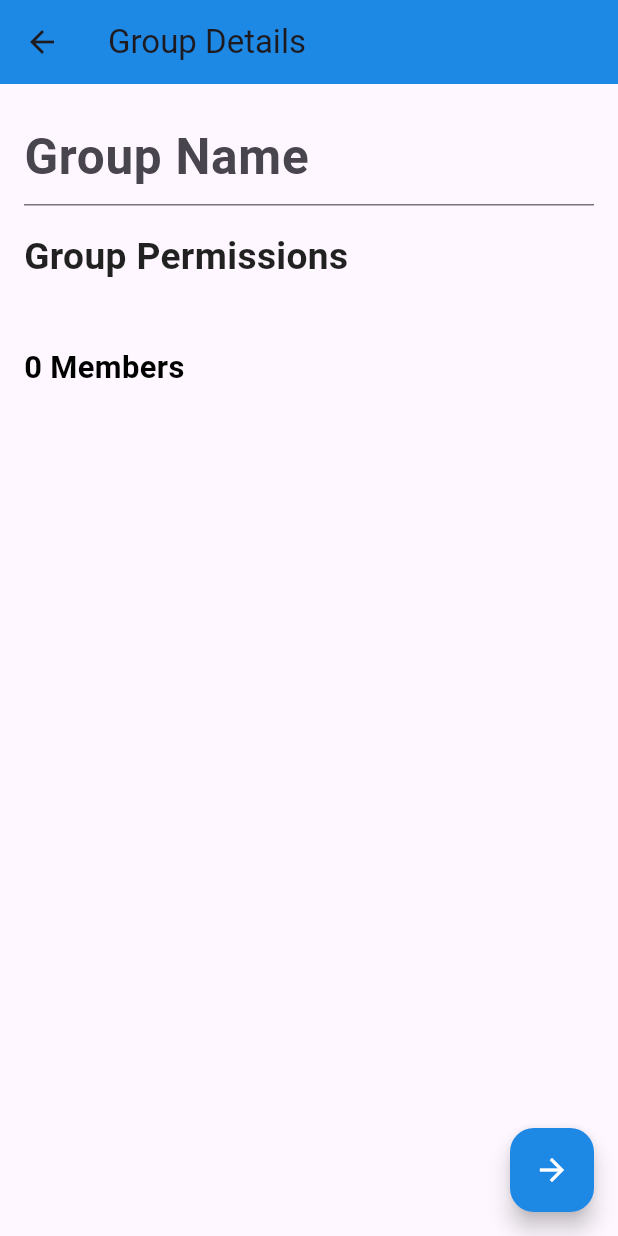
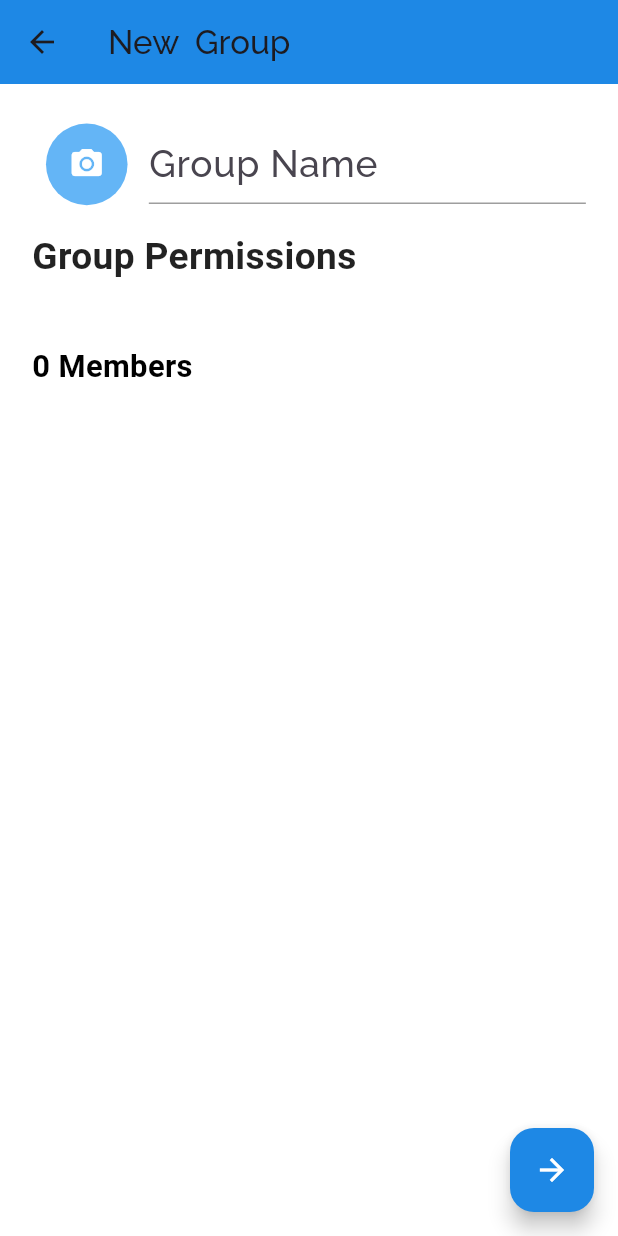
Before and after one commit to Honeypanchal/chatapp, a Flutter app: the NewGroupDefinition screen opened directly with empty values, on a phone screen of 412 x 824 dp. Run offline on Flutter 3.47's test engine with Material 3 defaults, Android fonts, the phone set to English and light mode, and no system bars; our stand-ins replace cloud_firestore, firebase_auth, firebase_core, flutter_chat_bubble, google_sign_in; accounts and stored records are empty.

Commit message:
changed color to blue at some places and layout changing of group definition page

```diff
--- a/lib/Pages/ChatPage.dart
+++ b/lib/Pages/ChatPage.dart
@@ -81,7 +81,7 @@ class _ChatPageState extends State<ChatPage> {
             ),
           ),
         ),
-        backgroundColor: Color(0xFF242935),
+        backgroundColor: Colors.blue[600],
         title: Column(
           mainAxisAlignment: MainAxisAlignment.start,
           crossAxisAlignment: CrossAxisAlignment.start,
@@ -130,7 +130,7 @@ class _ChatPageState extends State<ChatPage> {
                           backgroundColor: Colors.white,
                           child: Icon(
                             Icons.person,
-                            color: Color(0xFF995BF8),
+                            color: Colors.blue[600],
                           ),
                         );
                       }).toList(),
@@ -242,7 +242,7 @@ class _ChatPageState extends State<ChatPage> {
                                     color: groupChatUsers.any((x) =>
                                             x ==
                                             _chatUsers[index]['uid'])
-                                        ? Colors.green
+                                        ? Colors.blue.shade600
                                         : Colors.black,
                                     width: width * 0.007), // Border color
                               ),
@@ -250,7 +250,7 @@ class _ChatPageState extends State<ChatPage> {
                                 backgroundColor: Colors.white,
                                 child: Icon(
                                   Icons.person,
-                                  color: Color(0xFF995BF8),
+                                  color: Colors.blue[600],
                                 ),
                               ),
                             ),
@@ -294,7 +294,7 @@ class _ChatPageState extends State<ChatPage> {
             });
           }
         },
-        backgroundColor: Color(0xFF25D366),
+        backgroundColor: Colors.blue[600],
         tooltip: 'Create New Group',
         child: Icon(
           isMakingGroupChat ? Icons.arrow_forward : Icons.group_add,
--- a/lib/Pages/GroupChatLayout/new_group_definition.dart
+++ b/lib/Pages/GroupChatLayout/new_group_definition.dart
@@ -24,23 +24,40 @@ class _NewGroupDefinitionState extends State<NewGroupDefinition> {
     TextEditingController _groupName = TextEditingController();
 
     return Scaffold(
+      backgroundColor: Colors.white,
       appBar: AppBar(
-        title: Text('Group Details'),
+        title: Text('New  Group',style: TextStyle(fontFamily: 'Raleway'),),
         backgroundColor: Colors.blue[600], // WhatsApp color
       ),
       body: SingleChildScrollView(
         child: Padding(
-          padding: const EdgeInsets.all(16.0),
+          padding: EdgeInsets.symmetric(horizontal: width*0.052,vertical: height*0.032),
           child: Column(
             crossAxisAlignment: CrossAxisAlignment.start,
             children: [
               // Group Name Section
-              TextFormField(
+              Row(
+                children: [
+                  Expanded(
+                    child: CircleAvatar(
+                      radius: width*0.066,
+                      backgroundColor: Colors.blue.shade300,
+                      child: Icon(Icons.camera_alt,color: Colors.white,),
+                    ),
+                  ),SizedBox(width: width*0.012,),
+                  Expanded(flex: 4,
+                    child: TextFormField(
                       controller: _groupName,
-                decoration: InputDecoration(hintText: 'Group Name'),
+                      decoration: InputDecoration(focusedBorder: UnderlineInputBorder(
+                        borderSide: BorderSide(color: Colors.blue, width: 2.0), // Color when focused
+                      ),
+                          enabledBorder: UnderlineInputBorder(
+                            borderSide: BorderSide(color: Colors.grey, width: 1.0), // Color when not focused
+                          ),hintText: 'Group Name'),
                       style: TextStyle(
-                  fontSize: width * 0.08,
-                  fontWeight: FontWeight.bold,
+                        fontSize: width * 0.06,
+                        fontFamily: 'Raleway',
+
                         color: Colors.black,
                       ),
                       validator: (val) {
@@ -49,6 +66,9 @@ class _NewGroupDefinitionState extends State<NewGroupDefinition> {
                         else
                           return null;
                       },
+                    ),
+                  ),
+                ],
               ),
               SizedBox(height: height * 0.02),
               // Permissions Section
```
Lines whose indentation alone changed are shown as unchanged.
